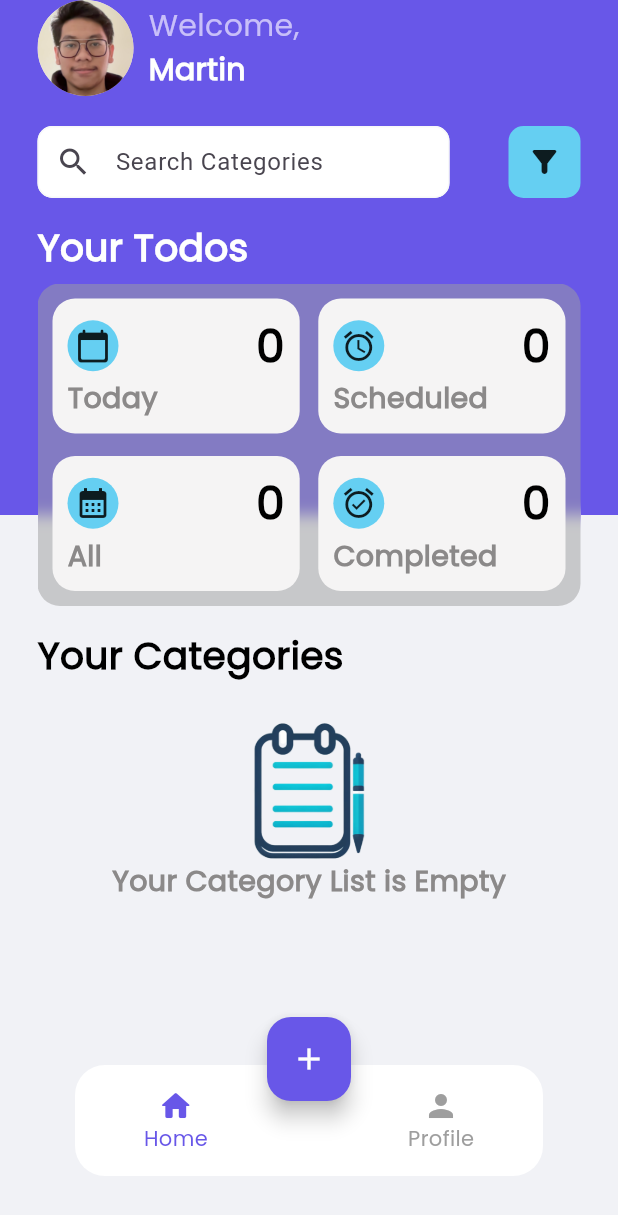
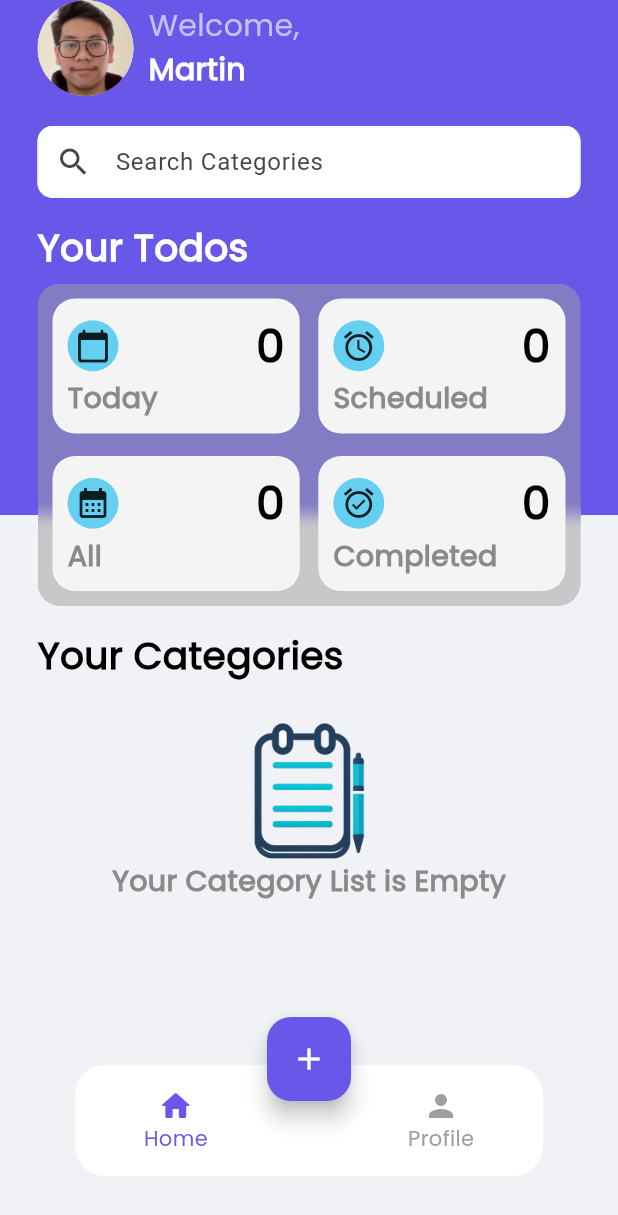
Before and after one commit to MartinTarigan/QuestList, a Flutter app: the screen it shows after launch, on a phone screen of 412 x 824 dp. Shown: the top 1215 px of the screen. Run offline on Flutter 3.47's test engine with Material 3 defaults, Android fonts, the phone set to English and light mode, and no system bars; our stand-ins replace flutter_bloc, shared_preferences.

```diff
--- a/lib/core/utils/shared_pref.dart
+++ b/lib/core/utils/shared_pref.dart
@@ -22,4 +22,22 @@ class SharedPreferencesHelper {
       return [];
     }
   }
+
+  static Future<void> saveCompletedToDoList(List<ToDo> completedToDoList) async {
+    final SharedPreferences prefs = await SharedPreferences.getInstance();
+    String completedToDoListJson = jsonEncode(completedToDoList.map((todo) => todo.toJson()).toList());
+    await prefs.setString('completedToDoList', completedToDoListJson);
+  }
+
+  static Future<List<ToDo>> loadCompletedToDoList() async {
+    final SharedPreferences prefs = await SharedPreferences.getInstance();
+    String? completedToDoListJson = prefs.getString('completedToDoList');
+    if (completedToDoListJson != null) {
+      List<dynamic> decodedJson = json.decode(completedToDoListJson);
+      List<ToDo> completedToDoList = decodedJson.map((json) => ToDo.fromJson(json)).toList();
+      return completedToDoList;
+    } else {
+      return [];
+    }
+  }
 }
--- a/lib/feat/cubit/todo_state.dart
+++ b/lib/feat/cubit/todo_state.dart
@@ -83,3 +83,9 @@ class TodosFilteredByDate extends ToDoState {
 
   TodosFilteredByDate(this.filteredTodos);
 }
+
+class CompletedToDoListUpdated extends ToDoState {
+  final List<ToDo> completedToDoList;
+
+  CompletedToDoListUpdated(this.completedToDoList);
+}
--- a/lib/feat/screens/home_page.dart
+++ b/lib/feat/screens/home_page.dart
@@ -89,9 +89,9 @@ class _HomePageState extends State<HomePage> {
                       child: Row(
                         mainAxisAlignment: MainAxisAlignment.spaceBetween,
                         children: [
-                          SizedBox(
+                          Expanded(
+                            child: SizedBox(
                               height: 48,
-                            width: MediaQuery.of(context).size.width / 1.5,
                               child: TextField(
                                 controller: searchController,
                                 onChanged: (value) =>
@@ -123,19 +123,7 @@ class _HomePageState extends State<HomePage> {
                                 ),
                               ),
                             ),
-                          GestureDetector(
-                            child: Container(
-                              padding: const EdgeInsets.all(12),
-                              decoration: BoxDecoration(
-                                color: BaseColors.primaryBlue,
-                                borderRadius: BorderRadius.circular(10),
                           ),
-                              child: const Icon(
-                                Icons.filter_alt_rounded,
-                              ),
-                            ),
-                            onTap: () {},
-                          )
                         ],
                       ),
                     ),
@@ -191,7 +179,7 @@ class _HomePageState extends State<HomePage> {
                             )),
                           )
                         : Container(
-                            padding: const EdgeInsets.symmetric(horizontal: 15),
+                            padding: const EdgeInsets.symmetric(horizontal: 20),
                             height: 166,
                             child: ListView.separated(
                               separatorBuilder: (context, index) =>
@@ -207,15 +195,21 @@ class _HomePageState extends State<HomePage> {
                                     color: category.color,
                                   ),
                                   child: Row(
+                                    // mainAxisAlignment:
+                                    //     MainAxisAlignment.spaceEvenly,
                                     children: [
                                       Padding(
-                                        padding: const EdgeInsets.all(20),
+                                        padding: const EdgeInsets.only(
+                                          top: 20,
+                                          bottom: 20,
+                                          left: 20,
+                                        ),
                                         child: Column(
                                           crossAxisAlignment:
                                               CrossAxisAlignment.start,
                                           children: [
                                             SizedBox(
-                                              width: 100,
+                                              width: 125,
                                               child: Text(
                                                 category.title,
                                                 style: Font.primaryBodyLarge,
@@ -251,7 +245,8 @@ class _HomePageState extends State<HomePage> {
                                                   padding: const EdgeInsets
                                                       .symmetric(
                                                     vertical: 5,
-                                                      horizontal: 20),
+                                                    horizontal: 20,
+                                                  ),
                                                   color: BaseColors.purple,
                                                   child: Text(
                                                     'Detail',
@@ -292,7 +287,7 @@ class _HomePageState extends State<HomePage> {
                                       ),
                                       const Icon(
                                         Icons.list_alt_rounded,
-                                        size: 110,
+                                        size: 100,
                                         color: Colors.white,
                                       )
                                     ],
```
Also changed, not shown: lib/core/widgets/task_container.dart (+12 -5 lines), lib/feat/cubit/todo_provider.dart (+22 -4 lines), lib/feat/screens/category_page.dart (+10 -12 lines), lib/feat/screens/category_todo_list.dart (+12 -9 lines), lib/feat/screens/dashboard_page.dart (+59 -23 lines). Lines whose indentation alone changed are shown as unchanged.
